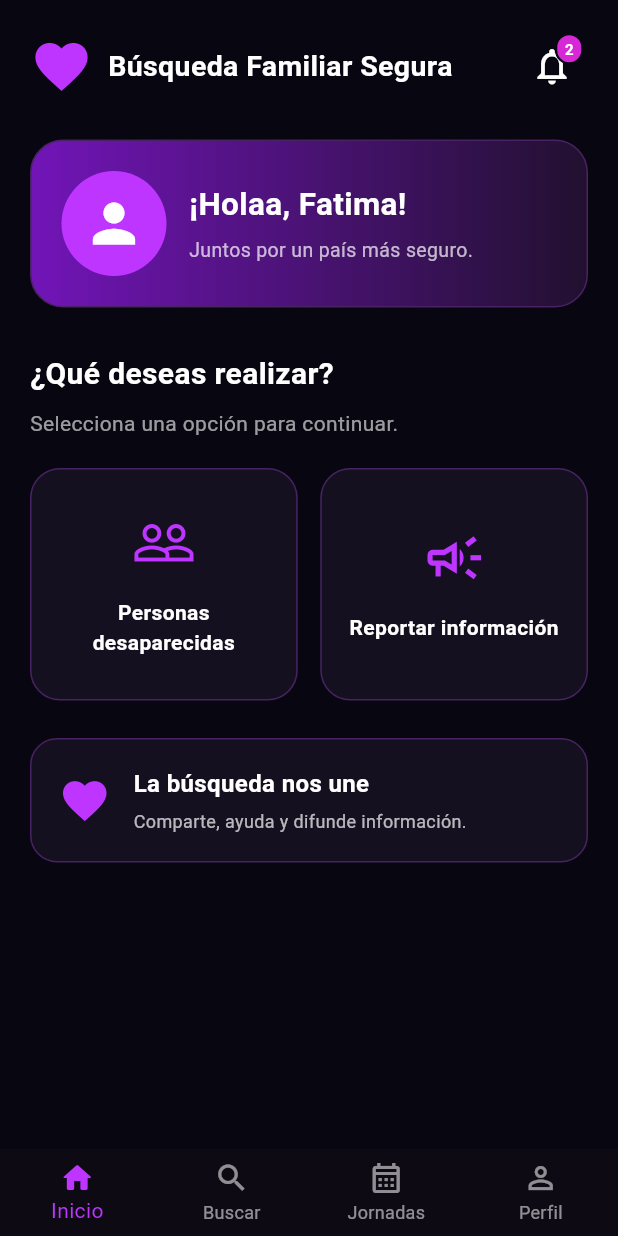
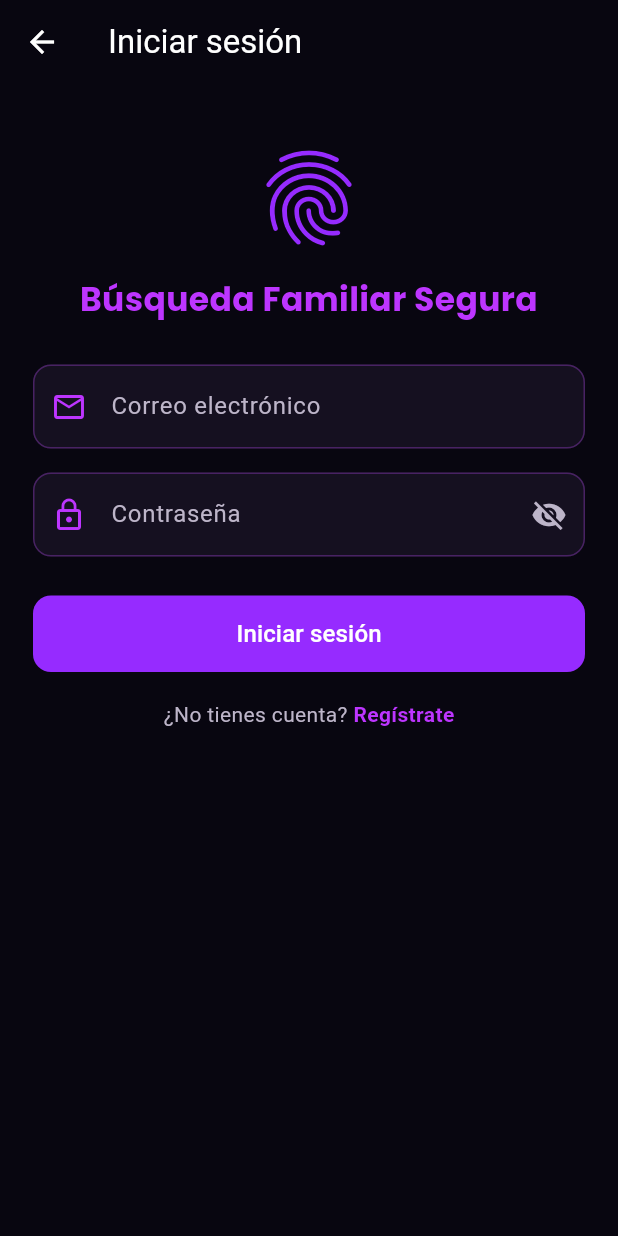
Before and after one commit to FatimaLQL/BugBlos_Project_BFS, a Flutter app: the screen it shows after launch, after a tap on "Comenzar", on a phone screen of 412 x 824 dp. Run offline on Flutter 3.47's test engine with Material 3 defaults, Android fonts, the phone set to English and light mode, and no system bars; our stand-ins replace cross_file, google_fonts, image_picker, screenshot, share_plus, sqflite; missing offline and left inert: gal; accounts and stored records are empty.

Commit message:
Login y registro funcionales

```diff
--- /dev/null
+++ b/lib/screens/login_screen.dart
@@ -0,0 +1,179 @@
+import 'package:flutter/material.dart';
+import 'package:google_fonts/google_fonts.dart';
+import 'package:mi_aplicacion/data/database_helper.dart';
+import 'package:mi_aplicacion/screens/screen2.dart';
+import 'package:mi_aplicacion/screens/register_screen.dart';
+import 'package:mi_aplicacion/theme/app_theme.dart';
+
+class LoginScreen extends StatefulWidget {
+  const LoginScreen({super.key});
+
+  @override
+  State<LoginScreen> createState() => _LoginScreenState();
+}
+
+class _LoginScreenState extends State<LoginScreen> {
+  final TextEditingController _correoController = TextEditingController();
+  final TextEditingController _passwordController = TextEditingController();
+  bool _ocultarPassword = true;
+  bool _cargando = false;
+
+  @override
+  void dispose() {
+    _correoController.dispose();
+    _passwordController.dispose();
+    super.dispose();
+  }
+
+  void _mostrarMensaje(String mensaje) {
+    ScaffoldMessenger.of(context).showSnackBar(
+      SnackBar(content: Text(mensaje)),
+    );
+  }
+
+  Future<void> _iniciarSesion() async {
+    final correo = _correoController.text.trim();
+    final password = _passwordController.text.trim();
+
+    if (correo.isEmpty || password.isEmpty) {
+      _mostrarMensaje('Ingresa tu correo y contraseña');
+      return;
+    }
+
+    setState(() => _cargando = true);
+
+    try {
+      final usuario = await DatabaseHelper.instance.iniciarSesion(
+        correo,
+        password,
+      );
+
+      if (!mounted) return;
+
+      if (usuario != null) {
+        final nombre = (usuario['nombre'] ?? '').toString().trim();
+        Navigator.pushReplacement(
+          context,
+          MaterialPageRoute(
+            builder: (context) => Screen2(
+              nombreUsuario: nombre.isEmpty ? 'Usuario' : nombre,
+            ),
+          ),
+        );
+      } else {
+        _mostrarMensaje('Correo o contraseña incorrectos');
+      }
+    } catch (e) {
+      if (!mounted) return;
+      _mostrarMensaje('Ocurrió un error al iniciar sesión');
+    } finally {
+      if (mounted) setState(() => _cargando = false);
+    }
+  }
+
+  @override
+  Widget build(BuildContext context) {
+    return Scaffold(
+      appBar: AppBar(
+        title: const Text('Iniciar sesión'),
+      ),
+      body: SingleChildScrollView(
+        padding: const EdgeInsets.all(22),
+        child: Column(
+          crossAxisAlignment: CrossAxisAlignment.stretch,
+          children: [
+            const SizedBox(height: 16),
+            const Icon(
+              Icons.fingerprint,
+              size: 76,
+              color: AppTheme.morado,
+            ),
+            const SizedBox(height: 14),
+            Text(
+              'Búsqueda Familiar Segura',
+              textAlign: TextAlign.center,
+              style: GoogleFonts.poppins(
+                color: AppTheme.moradoClaro,
+                fontSize: 22,
+                fontWeight: FontWeight.bold,
+              ),
+            ),
+            const SizedBox(height: 28),
+            TextField(
+              controller: _correoController,
+              keyboardType: TextInputType.emailAddress,
+              decoration: const InputDecoration(
+                labelText: 'Correo electrónico',
+                prefixIcon: Icon(Icons.email_outlined),
+              ),
+            ),
+            const SizedBox(height: 16),
+            TextField(
+              controller: _passwordController,
+              obscureText: _ocultarPassword,
+              decoration: InputDecoration(
+                labelText: 'Contraseña',
+                prefixIcon: const Icon(Icons.lock_outline),
+                suffixIcon: IconButton(
+                  onPressed: () {
+                    setState(() => _ocultarPassword = !_ocultarPassword);
+                  },
+                  icon: Icon(
+                    _ocultarPassword
+                        ? Icons.visibility_off
+                        : Icons.visibility,
+                    color: AppTheme.textoSecundario,
+                  ),
+                ),
+              ),
+            ),
+            const SizedBox(height: 26),
+            ElevatedButton(
+              onPressed: _cargando ? null : _iniciarSesion,
+              child: _cargando
+                  ? const SizedBox(
+                      height: 20,
+                      width: 20,
+                      child: CircularProgressIndicator(
+                        strokeWidth: 2,
+                        color: Colors.white,
+                      ),
+                    )
+                  : const Text(
+                      'Iniciar sesión',
+                      style: TextStyle(fontSize: 16),
+                    ),
+            ),
+            const SizedBox(height: 18),
+            Row(
+              mainAxisAlignment: MainAxisAlignment.center,
+              children: [
+                const Text(
+                  '¿No tienes cuenta? ',
+                  style: TextStyle(color: AppTheme.textoSecundario),
+                ),
+                InkWell(
+                  onTap: () {
+                    Navigator.push(
+                      context,
+                      MaterialPageRoute(
+                        builder: (context) => const RegisterScreen(),
+                      ),
+                    );
+                  },
+                  child: const Text(
+                    'Regístrate',
+                    style: TextStyle(
+                      color: AppTheme.moradoClaro,
+                      fontWeight: FontWeight.bold,
+                    ),
+                  ),
+                ),
+              ],
+            ),
+          ],
+        ),
+      ),
+    );
+  }
+}
--- a/lib/screens/screen1.dart
+++ b/lib/screens/screen1.dart
@@ -1,6 +1,6 @@
 import 'package:flutter/material.dart';
+import 'package:mi_aplicacion/screens/login_screen.dart';
 
-import 'screen2.dart';
 
 class Screen1 extends StatelessWidget {
   const Screen1({super.key});
@@ -71,7 +71,7 @@ class Screen1 extends StatelessWidget {
                       Navigator.push(
                         context,
                         MaterialPageRoute(
-                          builder: (context) => const Screen2(),
+                          builder: (context) => const LoginScreen(),
                         ),
                       );
                     },
--- a/lib/screens/screen2.dart
+++ b/lib/screens/screen2.dart
@@ -8,7 +8,9 @@ import 'screen7.dart';
 import 'screen10.dart';
 
 class Screen2 extends StatefulWidget {
-  const Screen2({super.key});
+  final String nombreUsuario;
+
+  const Screen2({super.key, this.nombreUsuario = 'Usuario'});
 
   static const Color negroFondo = Color(0xFF080610);
   static const Color tarjetaFondo = Color(0xFF151020);
@@ -143,20 +145,22 @@ class _Screen2State extends State<Screen2> {
                       child: Icon(Icons.person, color: Colors.white, size: 42),
                     ),
                     const SizedBox(width: 15),
-                    const Expanded(
+                    Expanded(
                       child: Column(
                         crossAxisAlignment: CrossAxisAlignment.start,
                         children: [
                           Text(
-                            '¡Holaa, Fatima!',
-                            style: TextStyle(
+                            '¡Hola, ${widget.nombreUsuario}!',
+                            maxLines: 1,
+                            overflow: TextOverflow.ellipsis,
+                            style: const TextStyle(
                               color: Colors.white,
                               fontSize: 21,
                               fontWeight: FontWeight.bold,
                             ),
                           ),
-                          SizedBox(height: 6),
-                          Text(
+                          const SizedBox(height: 6),
+                          const Text(
                             'Juntos por un país más seguro.',
                             style: TextStyle(
                               color: Colors.white70,
--- a/pubspec.yaml
+++ b/pubspec.yaml
@@ -39,6 +39,9 @@ dependencies:
   screenshot: ^3.0.0
   gal: ^3.0.1
   share_plus: ^13.3.1
+  sqflite: ^2.4.6
+  path: ^1.9.1
+  google_fonts: ^9.0.0
 
 dev_dependencies:
   flutter_test:
```
Also changed, not shown: lib/data/database_helper.dart (added, +61 -0 lines), lib/screens/register_screen.dart (added, +198 -0 lines), pubspec.lock, 1 other file.
